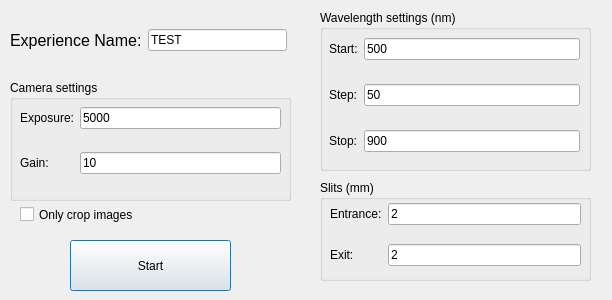
lepo3002/Banc_Optique_3IT, file settings.ui: the form before one commit.
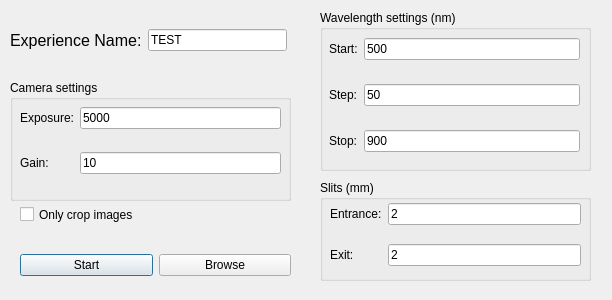
The form after the commit.

Commit message: Add directory browsing

The edit to the form file:
```diff
--- a/settings.ui
+++ b/settings.ui
@@ -55,9 +55,9 @@
   <widget class="QWidget" name="verticalLayoutWidget">
    <property name="geometry">
     <rect>
-     <x>70</x>
+     <x>20</x>
      <y>240</y>
-     <width>161</width>
+     <width>271</width>
      <height>51</height>
     </rect>
    </property>
@@ -78,6 +78,13 @@
       </property>
      </widget>
     </item>
+    <item row="0" column="1">
+     <widget class="QPushButton" name="bt_working_dir">
+      <property name="text">
+       <string>Browse</string>
+      </property>
+     </widget>
+    </item>
    </layout>
   </widget>
   <widget class="QGroupBox" name="groupBox">
```
The commit also changes 2 other files.
